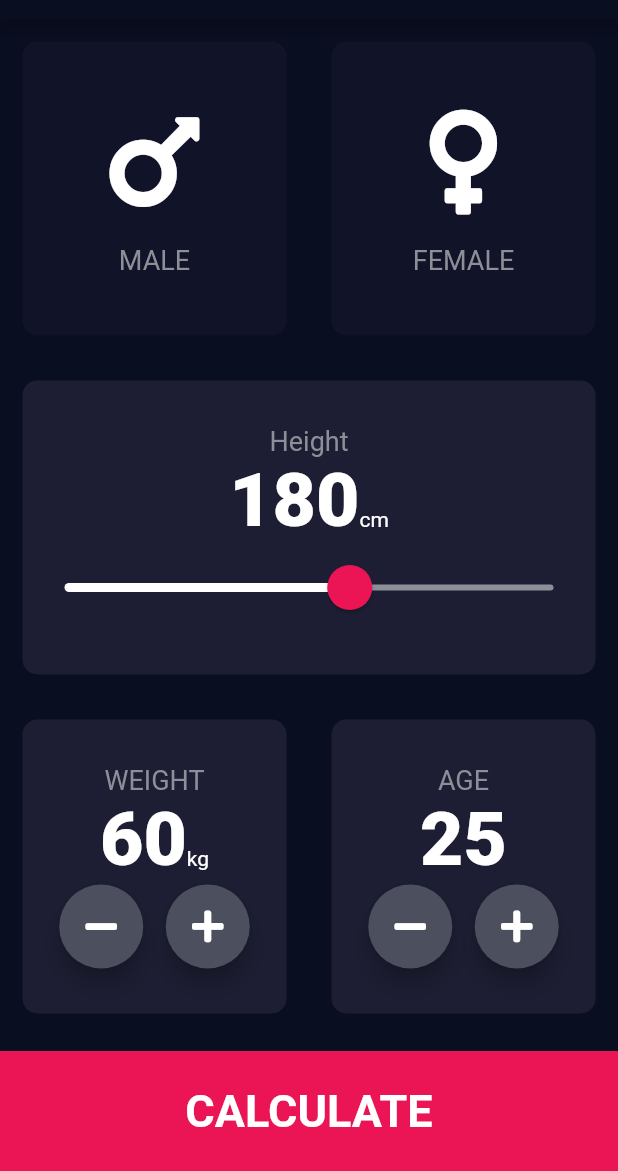
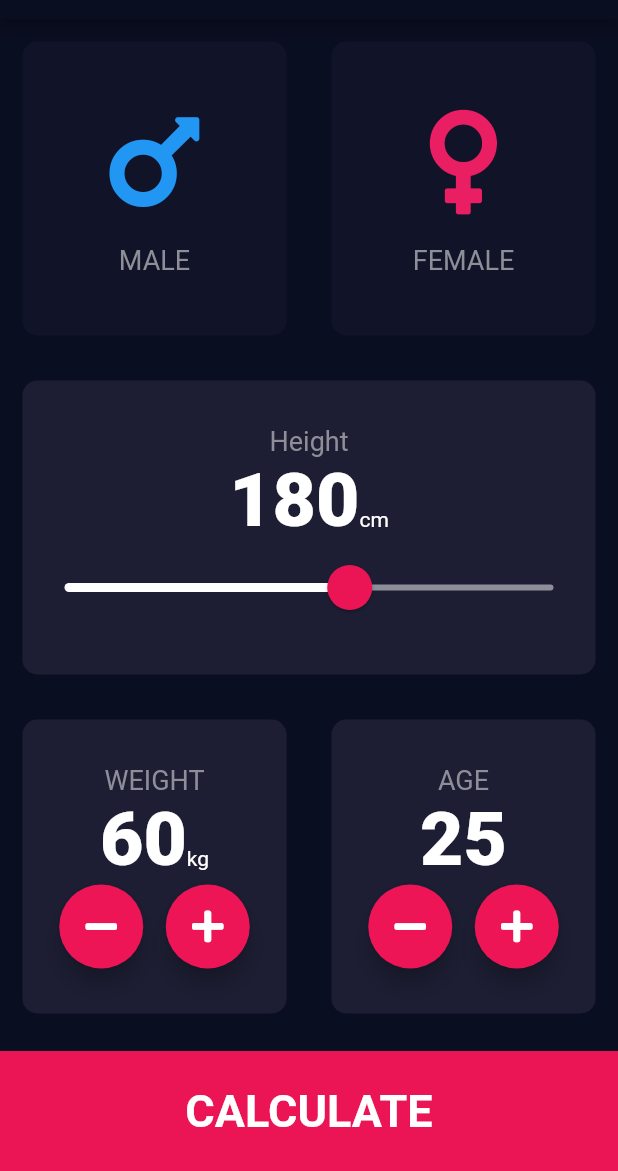
Before and after one commit to Riyazmansuri/bmi_calculator, a Flutter app: the screen it shows after launch, on a phone screen of 412 x 824 dp, the part 65-1236 px from its top. Run offline on Flutter 3.47's test engine with Material 2 defaults, Android fonts, the phone set to English and light mode, and no system bars; our stand-ins replace font_awesome_flutter.

Commit message:
coloring

```diff
--- a/lib/components/icon_content.dart
+++ b/lib/components/icon_content.dart
@@ -2,9 +2,10 @@ import 'package:flutter/material.dart';
 import 'package:bmi_calculator/constants.dart';
 
 class IconContent extends StatelessWidget {
-  IconContent({this.icon, this.label});
+  IconContent({this.icon, this.label, this.iconColor});
   final IconData icon;
   final String label;
+  final Color iconColor;
   @override
   Widget build(BuildContext context) {
     return Column(
@@ -12,6 +13,7 @@ class IconContent extends StatelessWidget {
       children: [
         Icon(
           icon,
+          color: iconColor,
           size: kIconSize,
         ),
         SizedBox(
--- a/lib/components/round_icon_button.dart
+++ b/lib/components/round_icon_button.dart
@@ -16,7 +16,7 @@ class RoundIconButton extends StatelessWidget {
         width: 56.0,
       ),
       shape: CircleBorder(),
-      fillColor: Color(0xFF4C4F5E),
+      fillColor: Color(0xFFED1555),
     );
   }
 }
--- a/lib/screens/input_page.dart
+++ b/lib/screens/input_page.dart
@@ -20,26 +20,6 @@ class _InputPageState extends State<InputPage> {
   int weight = 60;
   int age = 25;
   Gender selectedGender;
-  // Color maleCardColor = inActiveCardColor;
-  // Color femaleCardColor = inActiveCardColor;
-  //
-  // void updateColor(Gender gender) {
-  //   if (gender == Gender.Male) {
-  //     if (maleCardColor == inActiveCardColor) {
-  //       maleCardColor = activeCardColor;
-  //       femaleCardColor = inActiveCardColor;
-  //     } else {
-  //       maleCardColor = inActiveCardColor;
-  //     }
-  //   } else if (gender == Gender.Female) {
-  //     if (femaleCardColor == inActiveCardColor) {
-  //       femaleCardColor = activeCardColor;
-  //       maleCardColor = inActiveCardColor;
-  //     } else {
-  //       femaleCardColor = inActiveCardColor;
-  //     }
-  //   }
-  // }
 
   @override
   Widget build(BuildContext context) {
@@ -65,6 +45,7 @@ class _InputPageState extends State<InputPage> {
                           : kInActiveCardColor,
                       cardChild: IconContent(
                         icon: FontAwesomeIcons.mars,
+                        iconColor: Colors.blue,
                         label: 'MALE',
                       ),
                     ),
@@ -81,6 +62,7 @@ class _InputPageState extends State<InputPage> {
                           : kInActiveCardColor,
                       cardChild: IconContent(
                         icon: FontAwesomeIcons.venus,
+                        iconColor: Colors.pink,
                         label: 'FEMALE',
                       ),
                     ),
```
